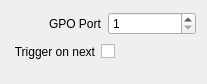
This is src/Widgets/Inspector/InspectorGpiOutputWidget.ui in CasparCG/client as Qt 5 draws it before an edit. The edited form follows.
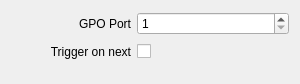
This is the edited form.

Commit message: Simplify layout of inspector widgets

```diff
--- a/src/Widgets/Inspector/InspectorGpiOutputWidget.ui
+++ b/src/Widgets/Inspector/InspectorGpiOutputWidget.ui
@@ -6,85 +6,35 @@
    <rect>
     <x>0</x>
     <y>0</y>
-    <width>207</width>
+    <width>300</width>
     <height>84</height>
    </rect>
   </property>
   <property name="windowTitle">
    <string>Form</string>
   </property>
-  <layout class="QVBoxLayout" name="verticalLayout">
-   <item>
-    <layout class="QHBoxLayout" name="horizontalLayoutGpoPort">
-     <item>
-      <spacer name="horizontalSpacerGpoPort">
-       <property name="orientation">
-        <enum>Qt::Horizontal</enum>
-       </property>
-       <property name="sizeType">
-        <enum>QSizePolicy::Fixed</enum>
-       </property>
-       <property name="sizeHint" stdset="0">
-        <size>
-         <width>38</width>
-         <height>20</height>
-        </size>
-       </property>
-      </spacer>
-     </item>
-     <item>
-      <widget class="QLabel" name="labelGpoPort">
-       <property name="text">
-        <string>GPO Port</string>
-       </property>
-      </widget>
-     </item>
-     <item>
-      <widget class="QSpinBox" name="spinBoxGpoPort">
-       <property name="sizePolicy">
-        <sizepolicy hsizetype="Expanding" vsizetype="Fixed">
-         <horstretch>0</horstretch>
-         <verstretch>0</verstretch>
-        </sizepolicy>
-       </property>
-       <property name="minimum">
-        <number>1</number>
-       </property>
-       <property name="maximum">
-        <number>8</number>
-       </property>
-      </widget>
-     </item>
-    </layout>
+  <layout class="QGridLayout" name="gridLayout">
+   <property name="bottomMargin">
+    <number>20</number>
+   </property>
+   <item row="0" column="0">
+    <widget class="QLabel" name="labelGpoPort">
+     <property name="minimumSize">
+      <size>
+       <width>120</width>
+       <height>0</height>
+      </size>
+     </property>
+     <property name="text">
+      <string>GPO Port</string>
+     </property>
+     <property name="alignment">
+      <set>Qt::AlignRight|Qt::AlignTrailing|Qt::AlignVCenter</set>
+     </property>
+    </widget>
    </item>
-   <item>
+   <item row="1" column="1">
     <layout class="QHBoxLayout" name="horizontalLayoutTriggerOnNext">
-     <item>
-      <spacer name="horizontalSpacerTriggerOnNext1">
-       <property name="orientation">
-        <enum>Qt::Horizontal</enum>
-       </property>
-       <property name="sizeType">
-        <enum>QSizePolicy::Fixed</enum>
-       </property>
-       <property name="sizeHint" stdset="0">
-        <size>
-         <width>2</width>
-         <height>20</height>
-        </size>
-       </property>
-      </spacer>
-     </item>
-     <item>
-      <widget class="QLabel" name="labelTriggerOnNext">
-       <property name="text">
-        <string>Trigger on next</string>
-       </property>
-       <property name="alignment">
-        <set>Qt::AlignRight|Qt::AlignTrailing|Qt::AlignVCenter</set>
-       </property>
-      </widget>
-     </item>
      <item>
       <widget class="QCheckBox" name="checkBoxTriggerOnNext">
        <property name="layoutDirection">
@@ -110,21 +60,37 @@
      </item>
     </layout>
    </item>
-   <item>
-    <spacer name="verticalSpacerGpoOutput">
-     <property name="orientation">
-      <enum>Qt::Vertical</enum>
+   <item row="0" column="1">
+    <widget class="QSpinBox" name="spinBoxGpoPort">
+     <property name="sizePolicy">
+      <sizepolicy hsizetype="Expanding" vsizetype="Fixed">
+       <horstretch>0</horstretch>
+       <verstretch>0</verstretch>
+      </sizepolicy>
      </property>
-     <property name="sizeType">
-      <enum>QSizePolicy::Fixed</enum>
+     <property name="minimum">
+      <number>1</number>
      </property>
-     <property name="sizeHint" stdset="0">
+     <property name="maximum">
+      <number>8</number>
+     </property>
+    </widget>
+   </item>
+   <item row="1" column="0">
+    <widget class="QLabel" name="labelTriggerOnNext">
+     <property name="minimumSize">
       <size>
-       <width>20</width>
-       <height>10</height>
+       <width>120</width>
+       <height>0</height>
       </size>
      </property>
-    </spacer>
+     <property name="text">
+      <string>Trigger on next</string>
+     </property>
+     <property name="alignment">
+      <set>Qt::AlignRight|Qt::AlignTrailing|Qt::AlignVCenter</set>
+     </property>
+    </widget>
    </item>
   </layout>
  </widget>
```
Left out of the diff: 4 changed lines with no effect on the pictures. The commit also changes 58 other files.
